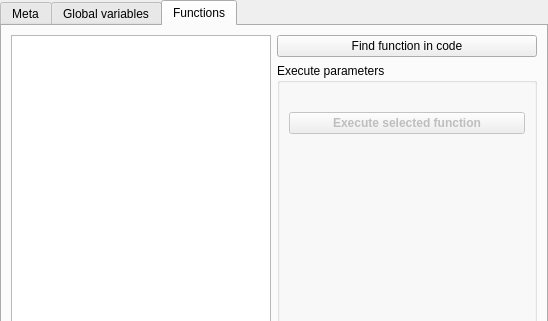
Old version of the form script/editor/iscripteditoree.ui in the repository daniel-Jones/IdealIRC; both pictures show x 0 to 548 and y 0 to 321 of the 548 by 511 pixel window.
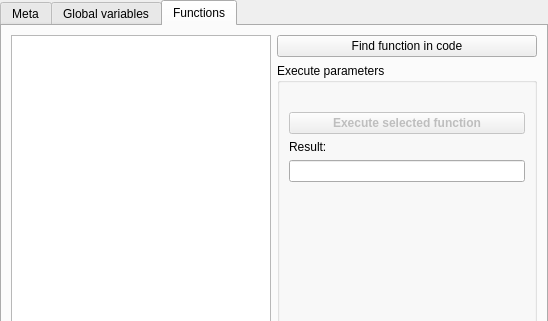
New version of the form. The open tabs and pages were chosen to show the change.

What changed in the file:
```diff
--- a/script/editor/iscripteditoree.ui
+++ b/script/editor/iscripteditoree.ui
@@ -252,6 +252,20 @@
             </property>
            </widget>
           </item>
+          <item>
+           <widget class="QLabel" name="label">
+            <property name="text">
+             <string>Result:</string>
+            </property>
+           </widget>
+          </item>
+          <item>
+           <widget class="QLineEdit" name="fnctResult">
+            <property name="readOnly">
+             <bool>true</bool>
+            </property>
+           </widget>
+          </item>
           <item>
            <spacer name="verticalSpacer">
             <property name="orientation">
```
Left out of the diff: 2 changed lines with no effect on the pictures.
